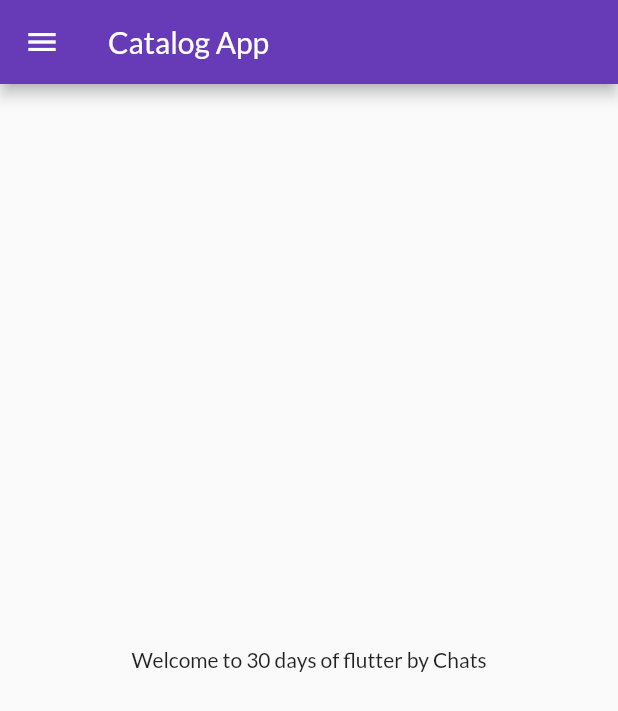
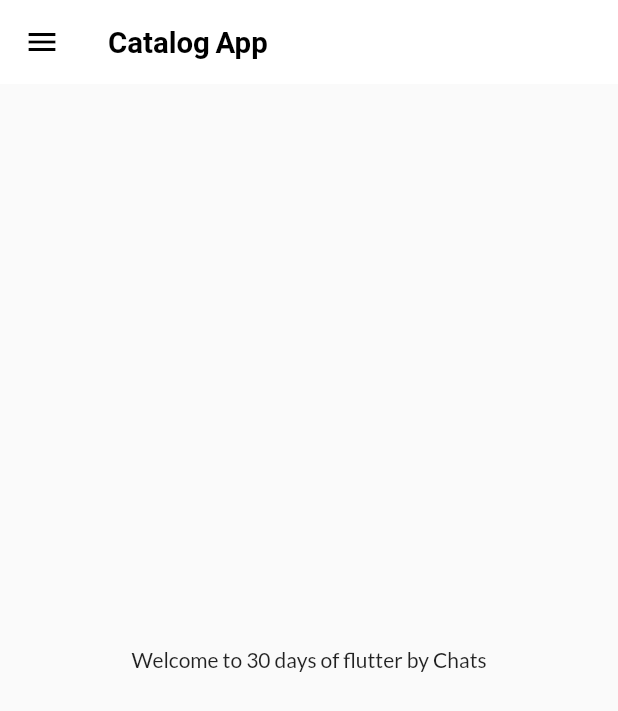
Before and after one commit to Nayan-03/30DaysOffFlutter, a Flutter app: the screen it shows after launch, on a phone screen of 412 x 824 dp. Shown: the top 711 px of the screen. Run offline on Flutter 3.47's test engine with Material 2 defaults, Android fonts, the phone set to English and light mode, and no system bars; our stand-ins replace google_fonts.

Commit message:
themes extracted

```diff
--- a/lib/main.dart
+++ b/lib/main.dart
@@ -1,6 +1,7 @@
 import 'package:flutter/material.dart';
 import 'package:flutter_application_1/pages/home_page.dart';
 import 'package:flutter_application_1/utils/routes.dart';
+import 'package:flutter_application_1/widgets/themes.dart';
 import 'package:google_fonts/google_fonts.dart';
 import 'package:flutter_application_1/pages/login_page.dart';
 
@@ -15,13 +16,8 @@ class MyApp extends StatelessWidget {
   Widget build(BuildContext context) {
     return MaterialApp(
       themeMode: ThemeMode.light,
-      theme: ThemeData(
-        primarySwatch: Colors.deepPurple,
-        fontFamily: GoogleFonts.lato().fontFamily,
-      ),
-      darkTheme: ThemeData(
-        brightness: Brightness.dark,
-      ),
+      theme: MyTheme.lightTheme(context),
+      darkTheme: MyTheme.darkTheme(context),
       debugShowCheckedModeBanner: false,
       initialRoute: MyRouts.homeRoute,
       routes: {
--- a/lib/pages/home_page.dart
+++ b/lib/pages/home_page.dart
@@ -12,15 +12,14 @@ class HomePage extends StatelessWidget {
   Widget build(BuildContext context) {
     return  Scaffold(
       appBar: AppBar(
-        title: const Text("Catalog App"),
+        title: const Text("Catalog App",
+        textScaleFactor: 1.4,
+        ),
       ),
         body: Center(
-          child: Container(
           child: Text("Welcome to $days days of flutter by $name"),
-        ),
-        ),
+      ),
         drawer: const MyDrawer(),
-
     );
   }
 }
--- /dev/null
+++ b/lib/widgets/themes.dart
@@ -0,0 +1,22 @@
+import 'package:flutter/material.dart';
+import 'package:google_fonts/google_fonts.dart';
+
+class MyTheme {
+  static ThemeData lightTheme(BuildContext context) => ThemeData(
+        primarySwatch: Colors.deepPurple,
+        fontFamily: GoogleFonts.lato().fontFamily,
+        appBarTheme: const AppBarTheme(
+          color: Colors.white,
+          elevation: 0.0,
+          iconTheme: IconThemeData(color: Colors.black),
+          titleTextStyle: TextStyle(
+            color: Colors.black,
+            fontWeight: FontWeight.bold,
+          ),
+        ),
+      );
+
+  static ThemeData darkTheme(BuildContext context) => ThemeData(
+        brightness: Brightness.dark,
+      );
+}
```
